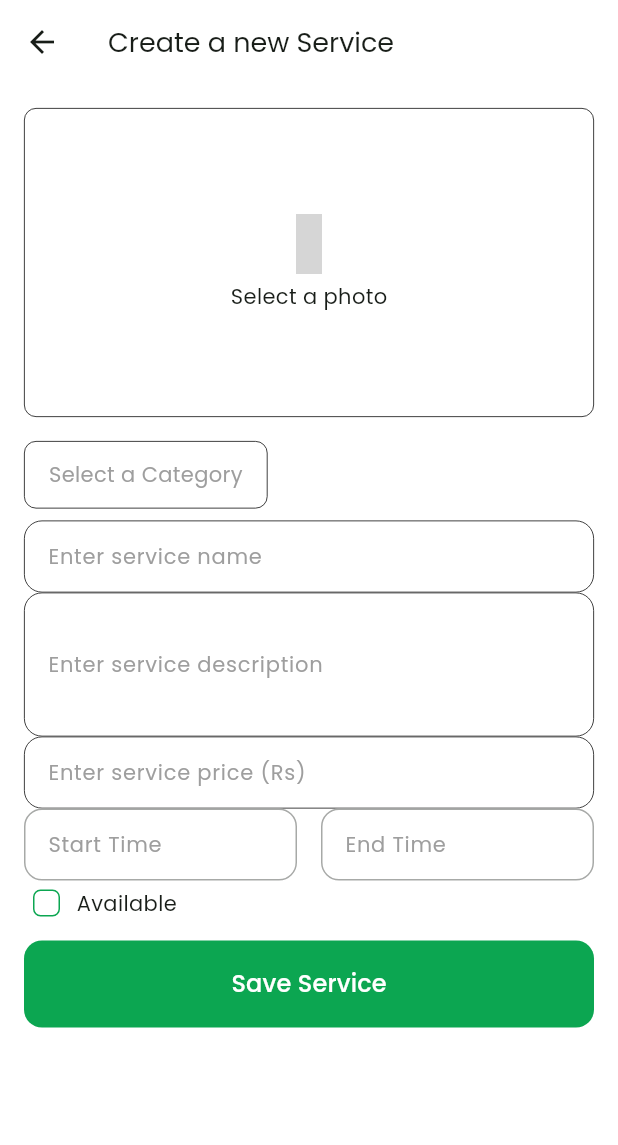
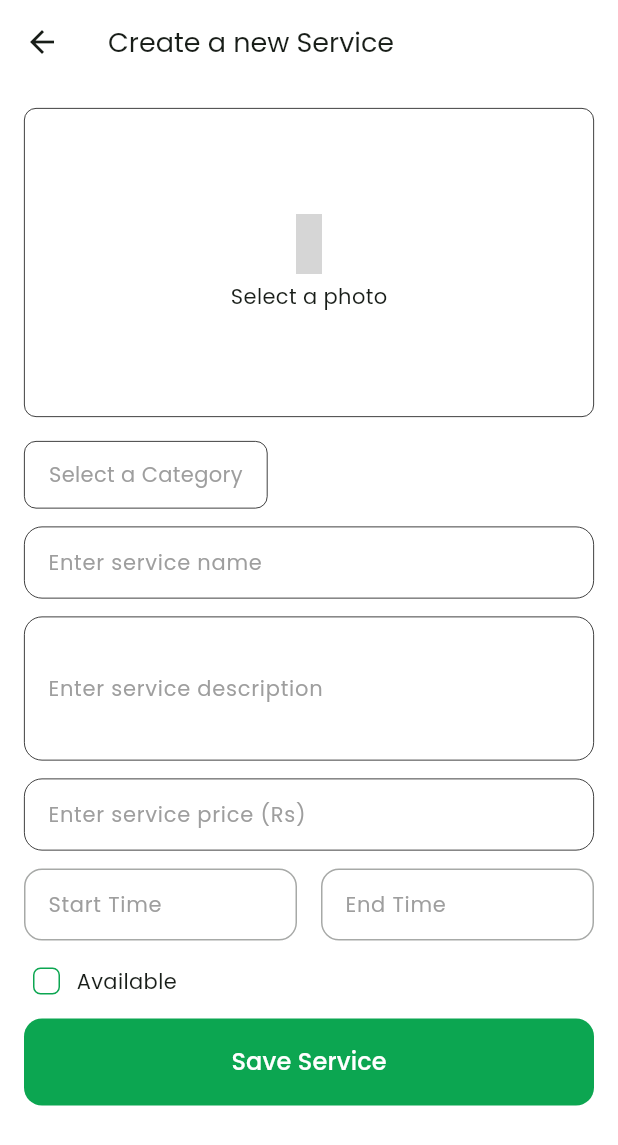
Before and after one commit to offfahad/hire-service-hub, a Flutter app: the CreateServiceScreen screen opened directly, on a phone screen of 412 x 824 dp. Shown: the top 1145 px of the screen. Run offline on Flutter 3.47's test engine with Material 3 defaults, Android fonts, the phone set to English and light mode, and no system bars; our stand-ins replace cached_network_image, carousel_slider, connectivity_plus, country_picker, flutter_svg, flutter_tts and 9 more; missing offline and left inert: carded; accounts and stored records are empty; network calls fail; grey boxes are pictures that could not be loaded.

Commit message:
ui updated

```diff
--- a/lib/screens/profile/profile_updation_screens/profile_updation_screen.dart
+++ b/lib/screens/profile/profile_updation_screens/profile_updation_screen.dart
@@ -237,7 +237,7 @@ class ProfileCompleteScreen extends StatelessWidget {
                               fontSize: 14),
                           labelText: 'Gender',
                           border: OutlineInputBorder(
-                            borderSide: BorderSide(width: 0.5),
+                            borderSide: const BorderSide(width: 0.5),
                             borderRadius: BorderRadius.circular(10),
                           ),
                         ),
--- a/lib/screens/service/create_services_screen.dart
+++ b/lib/screens/service/create_services_screen.dart
@@ -4,7 +4,6 @@ import 'package:e_commerce/common/text_form_fields/custom_text_form_field.dart';
 import 'package:e_commerce/models/service/create_service_model.dart';
 import 'package:e_commerce/providers/category/category_provider.dart';
 import 'package:e_commerce/providers/service/service_provider.dart';
-import 'package:e_commerce/utils/app_theme.dart';
 import 'package:e_commerce/utils/bottom_sheet_helpers.dart';
 import 'package:flutter/material.dart';
 import 'package:iconly/iconly.dart';
@@ -97,7 +96,6 @@ class _CreateServiceScreenState extends State<CreateServiceScreen> {
                             ? ThemeData.dark().scaffoldBackgroundColor
                             : Colors.white,
                         borderRadius: BorderRadius.circular(8.0),
-
                       ),
                       child: serviceProvider.coverPhoto == null
                           ? const Center(
@@ -166,7 +164,7 @@ class _CreateServiceScreenState extends State<CreateServiceScreen> {
                     ),
                   ),
                   const SizedBox(
-                    height: 8,
+                    height: 12,
                   ),
                   // Name Field
                   CustomTextFormField(
@@ -174,13 +172,18 @@ class _CreateServiceScreenState extends State<CreateServiceScreen> {
                     label: "Enter service name",
                     borderWidth: 0.5,
                   ),
-
+                  const SizedBox(
+                    height: 12,
+                  ),
                   // Description Field
                   CustomTextFormField(
                     controller: serviceProvider.descriptionController,
                     label: "Enter service description",
                     maxLines: 3,
                     borderWidth: 0.5,
+                  ),
+                  const SizedBox(
+                    height: 12,
                   ),
 
                   // Price Field
@@ -190,7 +193,9 @@ class _CreateServiceScreenState extends State<CreateServiceScreen> {
                     keyboardType: TextInputType.number,
                     borderWidth: 0.5,
                   ),
-
+                  const SizedBox(
+                    height: 12,
+                  ),
                   // Start and End Time
                   Row(
                     children: [
@@ -245,7 +250,9 @@ class _CreateServiceScreenState extends State<CreateServiceScreen> {
                       ),
                     ],
                   ),
-
+                  const SizedBox(
+                    height: 12,
+                  ),
                   // Availability Checkbox
                   Row(
                     children: [
```
Also changed, not shown: lib/screens/service/update_service_screen.dart (+21 -9 lines).
